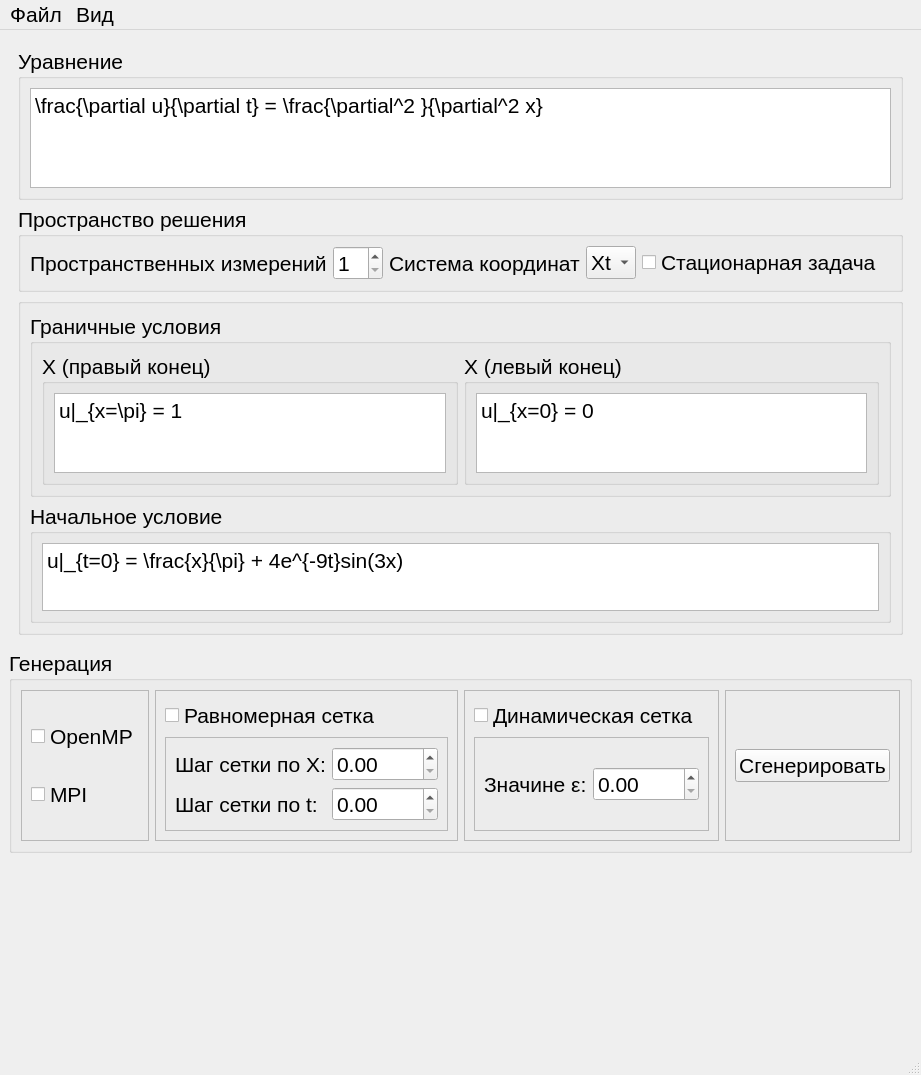
Jarvis1Tube/PyGenCFD, file src/ui.ui: the form before one commit.
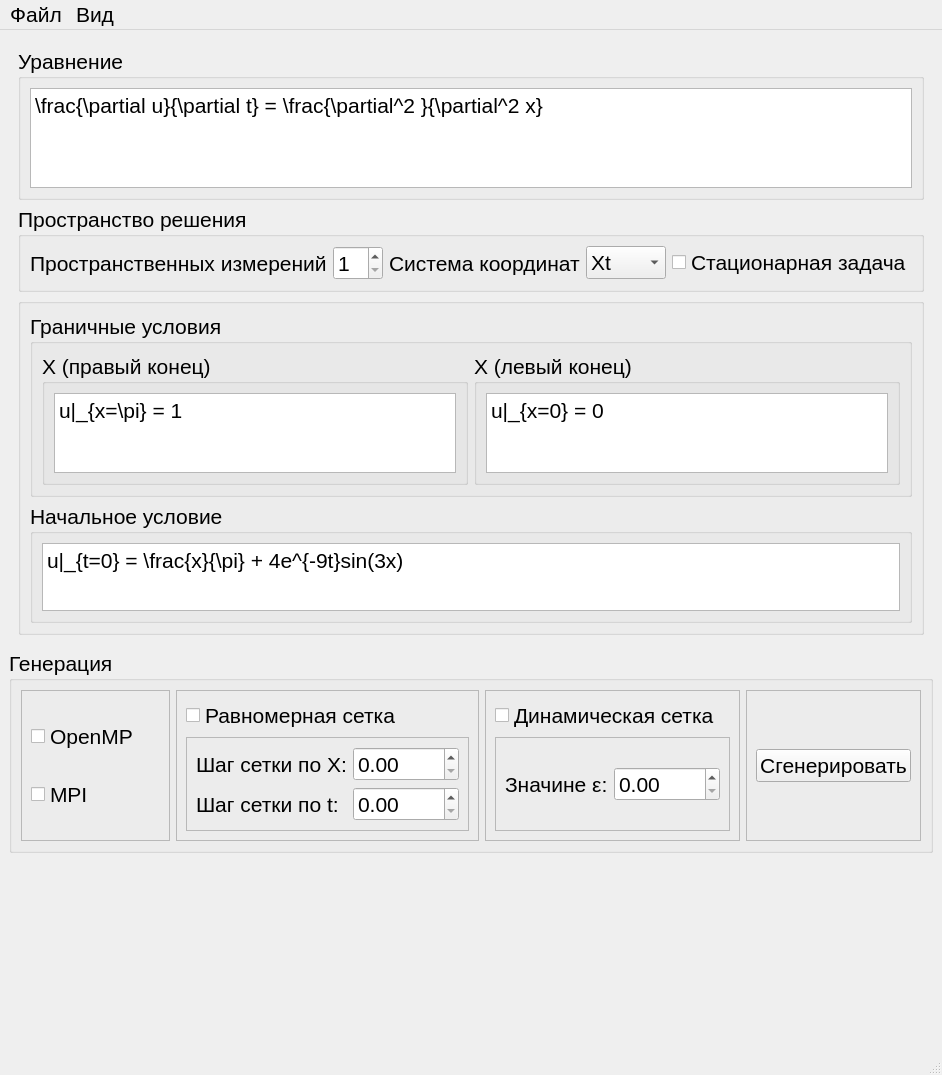
The form after the commit.

Commit message: feat app: add dimensions selections

Diff of the .ui file:
```diff
--- a/src/ui.ui
+++ b/src/ui.ui
@@ -87,6 +87,12 @@
           </item>
           <item>
            <widget class="QComboBox" name="CoordinateSystemCombo">
+            <property name="minimumSize">
+             <size>
+              <width>80</width>
+              <height>0</height>
+             </size>
+            </property>
             <property name="maximumSize">
              <size>
               <width>100</width>
```
The commit also changes 2 other files.
